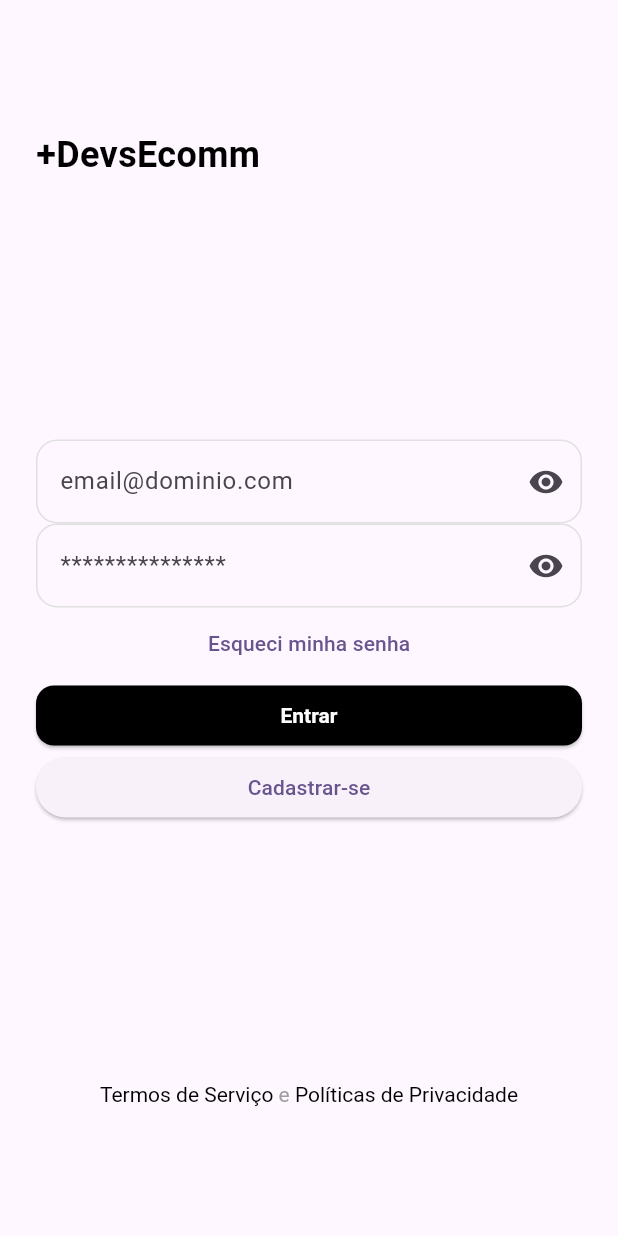
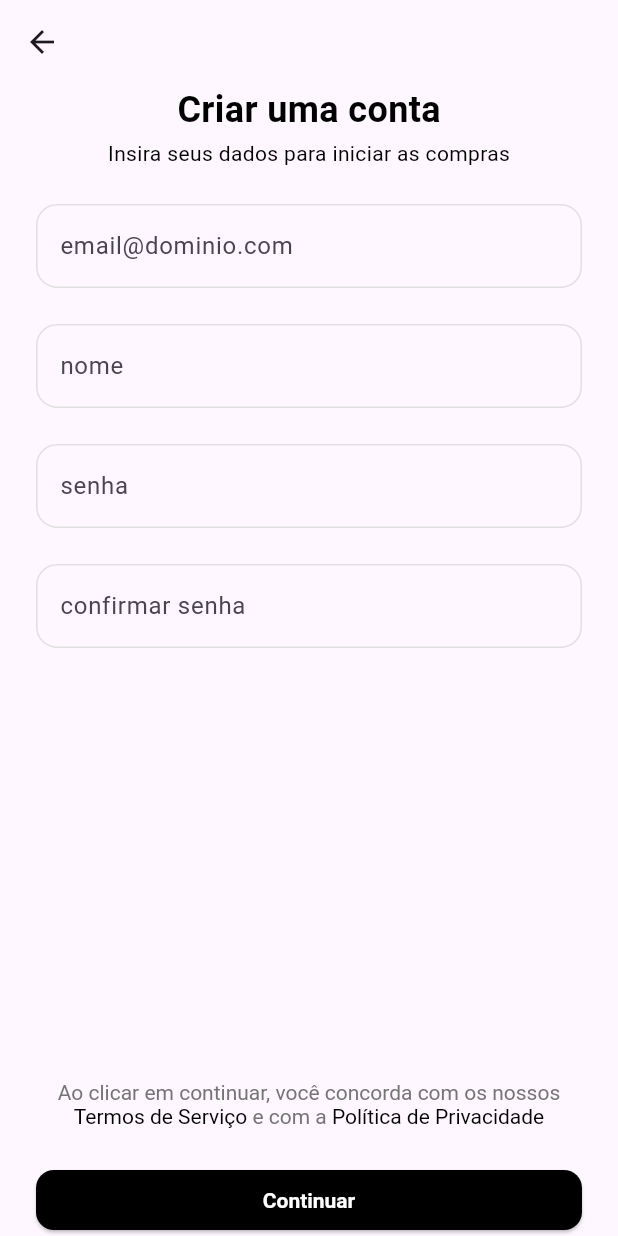
Before and after one commit to BrunoRprogm/Flutter_aulas, a Flutter app: the screen it shows after launch, after a tap on "Cadastrar-se", on a phone screen of 412 x 824 dp. Run offline on Flutter 3.47's test engine with Material 3 defaults, Android fonts, the phone set to English and light mode, and no system bars.

Commit message:
Nova versão do código - agora com navegação

```diff
--- a/projeto_ecommerce_v0/lib/main.dart
+++ b/projeto_ecommerce_v0/lib/main.dart
@@ -1,5 +1,7 @@
 import 'package:flutter/material.dart';
-import 'package:projeto_ecommerce_v0/pages/login_page.dart';
+import 'package:more_devs_do_zero/pages/login_page.dart';
+import 'package:more_devs_do_zero/pages/signup_page.dart';
+import 'package:more_devs_do_zero/routes.dart';
 
 void main() {
   runApp(const MyApp());
@@ -11,9 +13,9 @@ class MyApp extends StatelessWidget {
   @override
   Widget build(BuildContext context) {
     return MaterialApp(
+      routes: AppRoutes.routes,
       title: 'Flutter Demo',
-      theme: ThemeData(colorScheme: .fromSeed(seedColor: Colors.deepPurple)),
-      home: LoginPage(),
+      initialRoute: LoginPage.route,
     );
   }
 }
--- a/projeto_ecommerce_v0/lib/pages/login_page.dart
+++ b/projeto_ecommerce_v0/lib/pages/login_page.dart
@@ -1,47 +1,56 @@
 import 'package:flutter/material.dart';
-import 'package:projeto_ecommerce_v0/shared/app_text_style.dart';
-import 'package:projeto_ecommerce_v0/shared/widgets/app_elevated_button.dart';
-import 'package:projeto_ecommerce_v0/shared/widgets/app_text_field.dart';
+import 'package:more_devs_do_zero/pages/signup_page.dart';
+import 'package:more_devs_do_zero/shared/app_text_style.dart';
+import 'package:more_devs_do_zero/shared/widgets/app_elevated_button.dart';
+import 'package:more_devs_do_zero/shared/widgets/app_text_field.dart';
 
 class LoginPage extends StatelessWidget {
   const LoginPage({super.key});
 
+  static String route = '/login';
+
   @override
   Widget build(BuildContext context) {
     return Scaffold(
-      //SafeAre desconto os compoonentes nativos do celular, tipo bateria hora
-      //e sinal do wifi, ex: evita que o devsecomm fique do lado do hórario do celuar.
+      // SafeArea desconta espaços do dispositivo (ex.: barra superior)
       body: SafeArea(
         child: Padding(
-          padding: const EdgeInsets.symmetric(horizontal: 24),
+          padding: EdgeInsetsGeometry.symmetric(horizontal: 24),
           child: Column(
             mainAxisAlignment: MainAxisAlignment.center,
             crossAxisAlignment: CrossAxisAlignment.stretch,
             children: [
               Spacer(),
-              Text('+DevsEcomm', style: AppTextStyle.tittle),
+              Text('+DevsEcomm', style: AppTextStyle.title),
               Spacer(flex: 2),
               AppTextField(hintText: 'email@dominio.com'),
-              AppTextField(hintText: '***************'),
-              TextButton(
-                onPressed: () => {},
-                child: Text('Esqueci minha senha'),
+              AppTextField(hintText: '**********'),
+              Row(
+                children: [
+                  Spacer(),
+                  TextButton(
+                    onPressed: () => {},
+                    child: Text('Esqueci minha senha'),
+                  ),
+                ],
               ),
               AppElevatedButton(
-                typeColorLetras: true,
-                darkBackground: true,
-                textButton: 'Entrar',
+                type: ButtonType.filled,
+                onPressed: () {},
+                buttonText: 'Entrar',
               ),
-              ElevatedButton(onPressed: () {}, child: Text('Cadastrar-se')),
+              AppElevatedButton(
+                type: ButtonType.outlined,
+                onPressed: () {
+                  //navegação para a página de cadastro
+                  Navigator.pushNamed(context, SignupPage.route);
+                },
+                buttonText: 'Cadastrar-se',
+              ),
               Spacer(flex: 2),
-
-              //Adiciona interação em qualquer objeto
               GestureDetector(
-                onTap: () {
-                  print('Cliquei na linha1');
-                },
-                //RichText, serve para escrevermos uma porrada de texto,
-                //permitindo que voce possa personalizar caa um da sua maneira.
+                onTap: () => {print('Cliquei na linha')},
+                // RichText: Aninhar textos e e modificar seu style
                 child: RichText(
                   textAlign: TextAlign.center,
                   text: TextSpan(
@@ -51,11 +60,11 @@ class LoginPage extends StatelessWidget {
                         style: TextStyle(color: Colors.black),
                       ),
                       TextSpan(
-                        text: ' e',
+                        text: ' e ',
                         style: TextStyle(color: Colors.grey),
                       ),
                       TextSpan(
-                        text: ' Políticas de Privacidade',
+                        text: 'Política de Privacidade',
                         style: TextStyle(color: Colors.black),
                       ),
                     ],
--- /dev/null
+++ b/projeto_ecommerce_v0/lib/pages/signup_page.dart
@@ -0,0 +1,75 @@
+import 'package:flutter/material.dart';
+import 'package:more_devs_do_zero/shared/app_text_style.dart';
+import 'package:more_devs_do_zero/shared/widgets/app_elevated_button.dart';
+import 'package:more_devs_do_zero/shared/widgets/app_text_field.dart';
+
+class SignupPage extends StatelessWidget {
+  const SignupPage({super.key});
+
+  static String route = '/signup';
+
+  @override
+  Widget build(BuildContext context) {
+    return Scaffold(
+      appBar: AppBar(),
+      body: SafeArea(
+        child: Padding(
+          padding: const EdgeInsets.symmetric(horizontal: 24),
+          child: Column(
+            crossAxisAlignment: CrossAxisAlignment.center,
+            mainAxisAlignment: MainAxisAlignment.start,
+            spacing: 24,
+            children: [
+              Column(
+                spacing: 2,
+                children: [
+                  Text('Criar uma conta', style: AppTextStyle.title),
+                  Text(
+                    'Insira seus dados para iniciar as compras',
+                    style: AppTextStyle.subtitle,
+                  ),
+                ],
+              ),
+              AppTextField(hintText: 'email@dominio.com'),
+              AppTextField(hintText: 'nome'),
+              AppTextField(hintText: 'senha'),
+              AppTextField(hintText: 'confirmar senha'),
+              Spacer(),
+              GestureDetector(
+                onTap: () => print(
+                  'Abrindo link para Termos de Serviço e Política de Privacidade',
+                ),
+                child: RichText(
+                  textAlign: TextAlign.center,
+                  text: TextSpan(
+                    children: [
+                      TextSpan(
+                        text:
+                            'Ao clicar em continuar, você concorda com os nossos ',
+                        style: AppTextStyle.textSpan,
+                      ),
+                      TextSpan(
+                        text: 'Termos de Serviço ',
+                        style: AppTextStyle.highlightedTextSpan,
+                      ),
+                      TextSpan(text: 'e com a ', style: AppTextStyle.textSpan),
+                      TextSpan(
+                        text: 'Política de Privacidade ',
+                        style: AppTextStyle.highlightedTextSpan,
+                      ),
+                    ],
+                  ),
+                ),
+              ),
+              AppElevatedButton(
+                onPressed: () => {},
+                buttonText: 'Continuar',
+                type: ButtonType.filled,
+              ),
+            ],
+          ),
+        ),
+      ),
+    );
+  }
+}
--- /dev/null
+++ b/projeto_ecommerce_v0/lib/routes.dart
@@ -0,0 +1,10 @@
+import 'package:flutter/material.dart';
+import 'package:more_devs_do_zero/pages/login_page.dart';
+import 'package:more_devs_do_zero/pages/signup_page.dart';
+
+class AppRoutes {
+  static final Map<String, Widget Function(BuildContext)> routes = {
+    LoginPage.route: (context) => LoginPage(),
+    SignupPage.route: (context) => SignupPage(),
+  };
+}
--- a/projeto_ecommerce_v0/lib/shared/app_colors.dart
+++ b/projeto_ecommerce_v0/lib/shared/app_colors.dart
@@ -3,5 +3,11 @@ import 'package:flutter/material.dart';
 class AppColors {
   static const Color black = Colors.black;
   static const Color grey100 = Color(0xFFE0E0E0);
+  static const Color grey600 = Color.from(
+    alpha: 1,
+    red: 0.459,
+    green: 0.459,
+    blue: 0.459,
+  );
   static const Color white = Colors.white;
 }
--- a/projeto_ecommerce_v0/lib/shared/app_text_style.dart
+++ b/projeto_ecommerce_v0/lib/shared/app_text_style.dart
@@ -1,15 +1,33 @@
 import 'package:flutter/material.dart';
-import 'package:projeto_ecommerce_v0/shared/app_colors.dart';
+import 'package:more_devs_do_zero/shared/app_colors.dart';
 
 class AppTextStyle {
-  static const TextStyle tittle = TextStyle(
+  static const TextStyle title = TextStyle(
     color: AppColors.black,
     fontSize: 24,
     fontWeight: FontWeight.bold,
+  );
+
+  static const TextStyle subtitle = TextStyle(
+    color: AppColors.black,
+    fontSize: 14,
+    fontWeight: FontWeight.w400,
   );
 
   static const TextStyle buttonLabel = TextStyle(
     color: AppColors.white,
     fontWeight: FontWeight.bold,
   );
+
+  static const TextStyle textSpan = TextStyle(
+    color: AppColors.grey600,
+    fontSize: 14,
+    fontWeight: FontWeight.w400,
+  );
+
+  static const TextStyle highlightedTextSpan = TextStyle(
+    color: AppColors.black,
+    fontSize: 14,
+    fontWeight: FontWeight.w400,
+  );
 }
--- a/projeto_ecommerce_v0/lib/shared/widgets/app_elevated_button.dart
+++ b/projeto_ecommerce_v0/lib/shared/widgets/app_elevated_button.dart
@@ -1,34 +1,52 @@
 import 'package:flutter/material.dart';
-import 'package:projeto_ecommerce_v0/shared/app_colors.dart';
-import 'package:projeto_ecommerce_v0/shared/app_text_style.dart';
+import 'package:more_devs_do_zero/shared/app_colors.dart';
+import 'package:more_devs_do_zero/shared/app_text_style.dart';
+
+enum ButtonType { filled, outlined }
 
 class AppElevatedButton extends StatelessWidget {
   const AppElevatedButton({
     super.key,
-    required this.textButton,
-    required this.darkBackground,
-    required this.typeColorLetras,
+    required this.onPressed,
+    required this.buttonText,
+    required this.type,
   });
 
-  final String textButton;
-  final bool darkBackground;
-  final bool typeColorLetras;
-  //FALTA AJUSTAR O REDICIRECIONAMENTO DO MÉTODO PARA CADA TIPO DE BOTÃO
+  final VoidCallback onPressed;
+  final ButtonType type;
+  final String buttonText;
+
+  ButtonStyle _getStyle() {
+    switch (type) {
+      case ButtonType.filled:
+        return ElevatedButton.styleFrom(
+          shape: RoundedRectangleBorder(
+            borderRadius: BorderRadius.circular(12),
+          ),
+          backgroundColor: AppColors.black,
+          foregroundColor: AppColors.white,
+          textStyle: AppTextStyle.buttonLabel,
+          minimumSize: Size.fromHeight(40),
+        );
+      case ButtonType.outlined:
+        return ElevatedButton.styleFrom(
+          shape: RoundedRectangleBorder(
+            borderRadius: BorderRadius.circular(12),
+          ),
+          backgroundColor: AppColors.white,
+          foregroundColor: AppColors.black,
+          textStyle: AppTextStyle.buttonLabel,
+          minimumSize: Size.fromHeight(40),
+        );
+    }
+  }
+
   @override
   Widget build(BuildContext context) {
     return ElevatedButton(
-      onPressed: () {},
-
-      style: ElevatedButton.styleFrom(
-        minimumSize: Size.fromHeight(40),
-        foregroundColor: (darkBackground ? AppColors.white : AppColors.black),
-        backgroundColor: (typeColorLetras ? AppColors.black : AppColors.white),
-        textStyle: AppTextStyle.buttonLabel,
-        shape: RoundedRectangleBorder(
-          borderRadius: BorderRadiusGeometry.all(Radius.circular(12)),
-        ),
-      ),
-      child: Text(textButton),
+      onPressed: onPressed,
+      style: _getStyle(),
+      child: Text(buttonText),
     );
   }
 }
--- a/projeto_ecommerce_v0/lib/shared/widgets/app_text_field.dart
+++ b/projeto_ecommerce_v0/lib/shared/widgets/app_text_field.dart
@@ -1,5 +1,5 @@
 import 'package:flutter/material.dart';
-import 'package:projeto_ecommerce_v0/shared/app_colors.dart';
+import 'package:more_devs_do_zero/shared/app_colors.dart';
 
 class AppTextField extends StatelessWidget {
   const AppTextField({super.key, required this.hintText});
@@ -10,18 +10,19 @@ class AppTextField extends StatelessWidget {
   Widget build(BuildContext context) {
     return TextField(
       decoration: InputDecoration(
-        suffixIcon: Icon(Icons.visibility),
+        // suffixIcon: Icon(Icons.visibility),
+        // Estilização utilizada para erros, modificar a aparência do campo:
+        // fillColor: AppColors.black,
+        // filled: true,
         hintText: hintText,
         border: OutlineInputBorder(
           borderRadius: BorderRadius.circular(14),
           borderSide: BorderSide(color: AppColors.grey100),
         ),
-        //
         enabledBorder: OutlineInputBorder(
           borderRadius: BorderRadius.circular(14),
           borderSide: BorderSide(color: AppColors.grey100),
         ),
-        //
         focusedBorder: OutlineInputBorder(
           borderRadius: BorderRadius.circular(14),
           borderSide: BorderSide(color: AppColors.grey100),
--- a/projeto_ecommerce_v0/pubspec.yaml
+++ b/projeto_ecommerce_v0/pubspec.yaml
@@ -1,4 +1,4 @@
-name: projeto_ecommerce_v0
+name: more_devs_do_zero
 description: "A new Flutter project."
 # The following line prevents the package from being accidentally published to
 # pub.dev using `flutter pub publish`. This is preferred for private packages.
```
Also changed, not shown: projeto_ecommerce_v0/Login (2).png (added), 8 other files.
